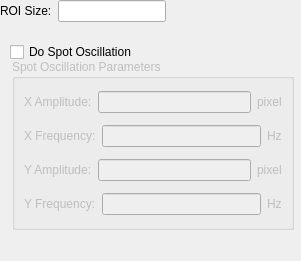
Qt form forms/gaussian_camera_config.ui (lsst-sitcom/spot_motion_monitor) before a commit.
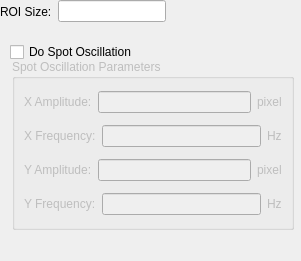
The same form after that commit.

Commit message: Adding validation to Gaussian camera config tab.

```diff
--- a/forms/gaussian_camera_config.ui
+++ b/forms/gaussian_camera_config.ui
@@ -143,7 +143,15 @@
     </item>
    </layout>
   </widget>
-  <widget class="QWidget" name="">
+  <widget class="QWidget" name="layoutWidget">
+   <property name="geometry">
+    <rect>
+     <x>0</x>
+     <y>0</y>
+     <width>238</width>
+     <height>23</height>
+    </rect>
+   </property>
    <layout class="QHBoxLayout" name="horizontalLayout_6">
     <item>
      <widget class="QLabel" name="roiSizeLabel">
```
Left out of the diff: 30 changed lines with no effect on the pictures. The commit also changes 6 other files.
